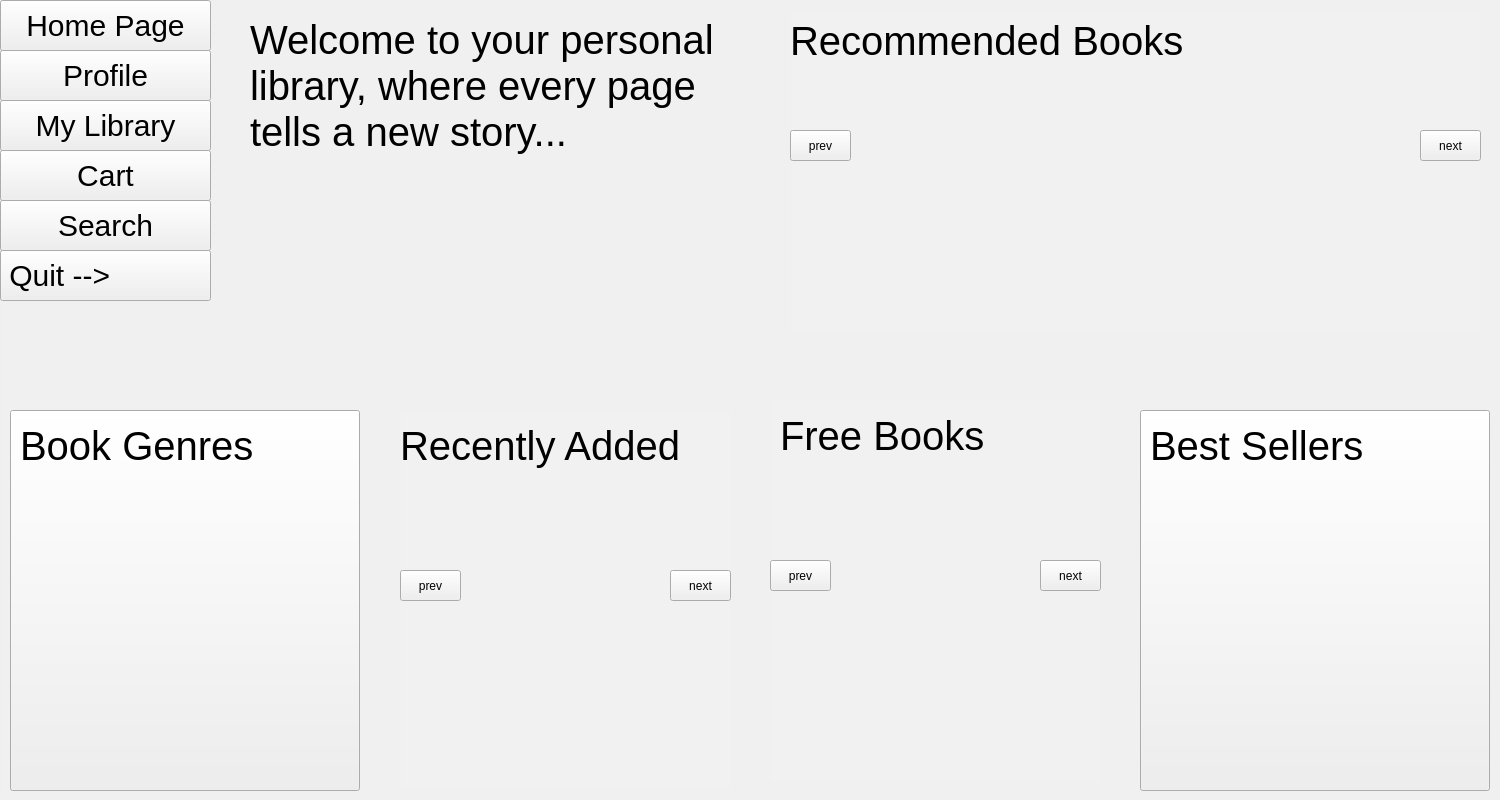
First picture: the form in BookClubProject/appWindow/userwindow.ui, repository mohammadshirizadeh-sudo/book-club, before the edit.
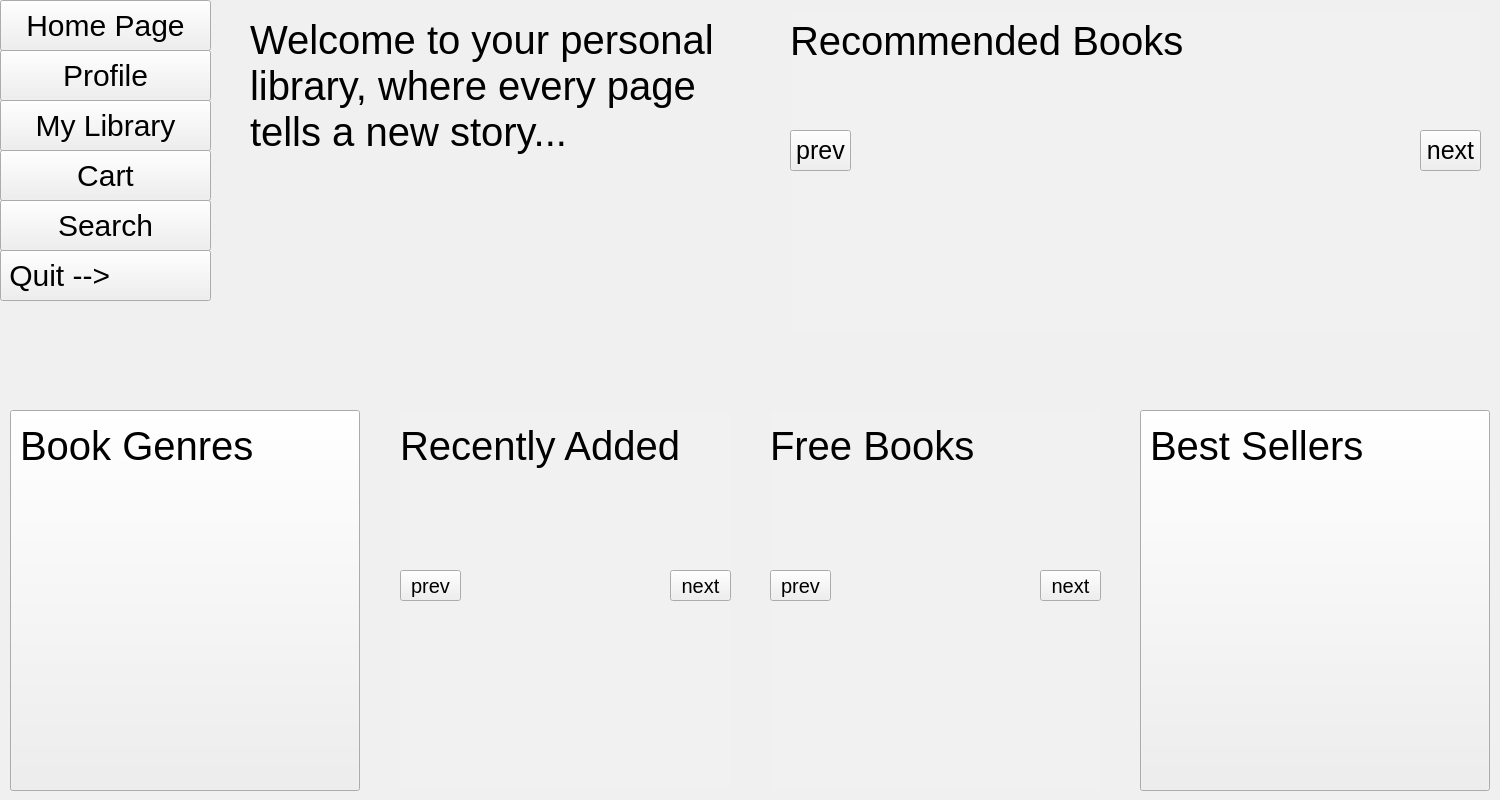
Second picture: the form after the edit. Icons and pictures are not drawn.

What changed in the file:
```diff
--- a/BookClubProject/appWindow/userwindow.ui
+++ b/BookClubProject/appWindow/userwindow.ui
@@ -293,8 +293,8 @@
    <widget class="QLabel" name="label_5">
     <property name="geometry">
      <rect>
-      <x>780</x>
-      <y>410</y>
+      <x>770</x>
+      <y>420</y>
       <width>331</width>
       <height>51</height>
      </rect>
@@ -356,7 +356,7 @@
     <property name="geometry">
      <rect>
       <x>770</x>
-      <y>400</y>
+      <y>410</y>
       <width>331</width>
       <height>381</height>
      </rect>
@@ -366,11 +366,16 @@
     <property name="geometry">
      <rect>
       <x>1040</x>
-      <y>560</y>
+      <y>570</y>
       <width>61</width>
       <height>31</height>
      </rect>
     </property>
+    <property name="styleSheet">
+     <string notr="true">color: rgb(0, 0, 0);
+font: 700 9pt &quot;Script MT Bold&quot;;
+font-size: 20px;</string>
+    </property>
     <property name="text">
      <string>next</string>
     </property>
@@ -379,11 +384,16 @@
     <property name="geometry">
      <rect>
       <x>770</x>
-      <y>560</y>
+      <y>570</y>
       <width>61</width>
       <height>31</height>
      </rect>
     </property>
+    <property name="styleSheet">
+     <string notr="true">color: rgb(0, 0, 0);
+font: 700 9pt &quot;Script MT Bold&quot;;
+font-size: 20px;</string>
+    </property>
     <property name="text">
      <string>prev</string>
     </property>
@@ -404,9 +414,14 @@
       <x>1420</x>
       <y>130</y>
       <width>61</width>
-      <height>31</height>
+      <height>41</height>
      </rect>
     </property>
+    <property name="styleSheet">
+     <string notr="true">color: rgb(0, 0, 0);
+font: 700 9pt &quot;Script MT Bold&quot;;
+font-size: 25px;</string>
+    </property>
     <property name="text">
      <string>next</string>
     </property>
@@ -417,9 +432,14 @@
       <x>790</x>
       <y>130</y>
       <width>61</width>
-      <height>31</height>
+      <height>41</height>
      </rect>
     </property>
+    <property name="styleSheet">
+     <string notr="true">color: rgb(0, 0, 0);
+font: 700 9pt &quot;Script MT Bold&quot;;
+font-size: 25px;</string>
+    </property>
     <property name="text">
      <string>prev</string>
     </property>
@@ -433,6 +453,11 @@
       <height>31</height>
      </rect>
     </property>
+    <property name="styleSheet">
+     <string notr="true">color: rgb(0, 0, 0);
+font: 700 9pt &quot;Script MT Bold&quot;;
+font-size: 20px;</string>
+    </property>
     <property name="text">
      <string>prev</string>
     </property>
@@ -446,6 +471,11 @@
       <height>31</height>
      </rect>
     </property>
+    <property name="styleSheet">
+     <string notr="true">color: rgb(0, 0, 0);
+font: 700 9pt &quot;Script MT Bold&quot;;
+font-size: 20px;</string>
+    </property>
     <property name="text">
      <string>next</string>
     </property>
```
